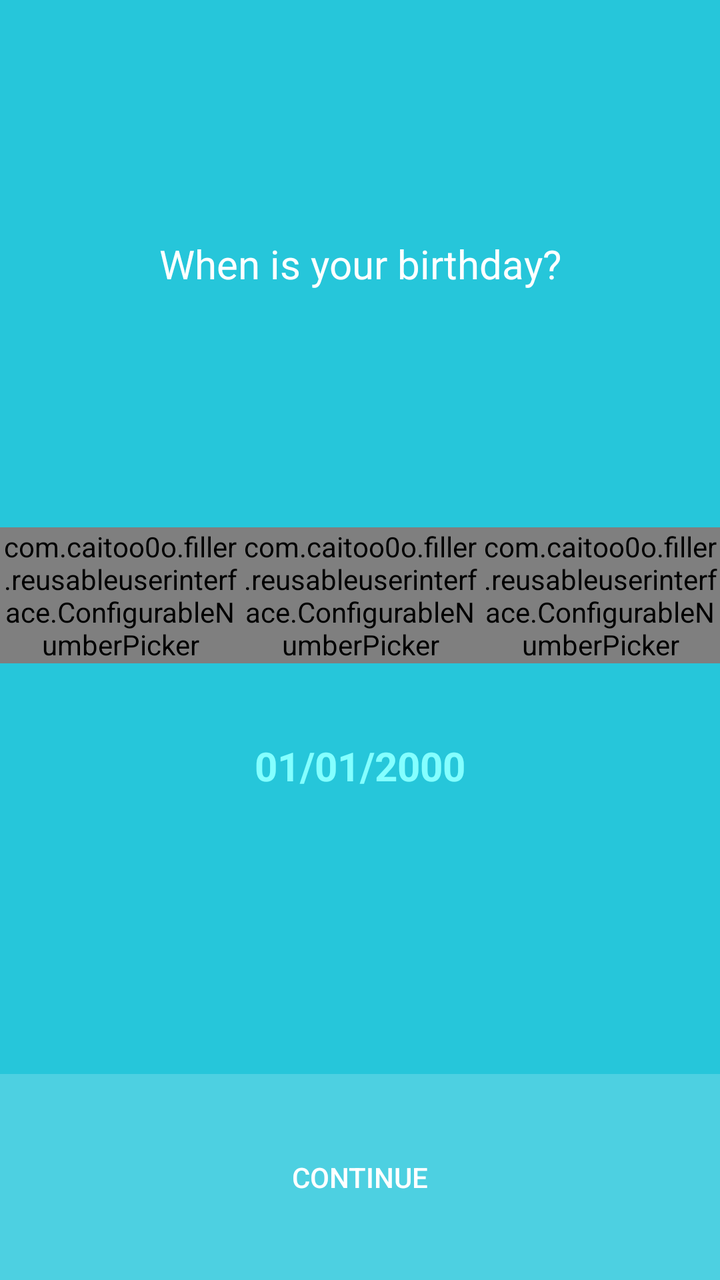
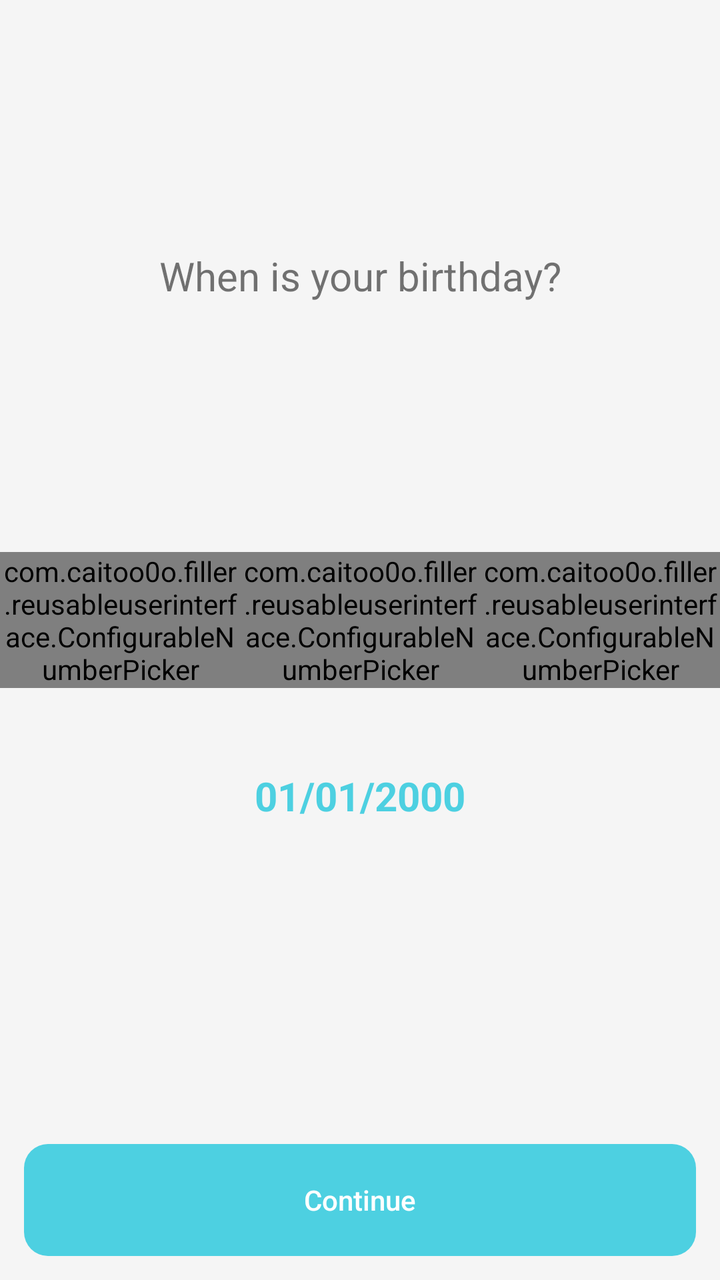

Before-and-after screenshots of an Android layout around one commit, followed by the original layout XML and the change that was made.
<!-- AndroidManifest.xml: activity theme LoggedOutTheme -->
<!-- res/layout/activity_birthday.xml -->
<?xml version="1.0" encoding="utf-8"?>
<RelativeLayout
xmlns:android="http://schemas.android.com/apk/res/android"
xmlns:app="http://schemas.android.com/apk/res-auto"
xmlns:tools="http://schemas.android.com/tools"
android:layout_width="match_parent"
android:layout_height="match_parent">
    <LinearLayout
        xmlns:android="http://schemas.android.com/apk/res/android"
        xmlns:app="http://schemas.android.com/apk/res-auto"
        xmlns:tools="http://schemas.android.com/tools"
        android:layout_width="match_parent"
        android:layout_height="match_parent"
        android:orientation="vertical"
        tools:context="com.caitoo0o.filler.activities.loggedoutactivites.BirthdayActivity">

        <TextView
            android:id="@+id/birthday_prompt_text_view"
            android:layout_width="match_parent"
            android:layout_height="0dp"
            android:layout_weight="7"
            android:gravity="center"
            android:layout_margin="@dimen/activity_horizontal_margin"
            android:textSize="20sp"
            android:breakStrategy="simple"
            android:textColor="@color/colorAccent"
            android:text="@string/enter_birthday" />

        <LinearLayout
            android:layout_width="match_parent"
            android:layout_height="wrap_content">
            <com.caitoo0o.filler.reusableuserinterface.ConfigurableNumberPicker
                android:id="@+id/number_picker_month"
                android:layout_width="0dp"
                android:layout_weight="1"
                android:layout_height="wrap_content"
                default_value="1"
                minimum="1"
                maximum="12"/>
            <com.caitoo0o.filler.reusableuserinterface.ConfigurableNumberPicker
                android:id="@+id/number_picker_day"
                android:layout_width="0dp"
                android:layout_weight="1"
                android:layout_height="wrap_content"
                default_value="1"
                minimum="1"
                maximum="31"/>
            <com.caitoo0o.filler.reusableuserinterface.ConfigurableNumberPicker
                android:id="@+id/number_picker_year"
                android:layout_width="0dp"
                android:layout_weight="1"
                android:layout_height="wrap_content"
                default_value="2000"
                minimum="1890"
                maximum="2017"/>
        </LinearLayout>

        <TextView
            android:id="@+id/birthday_text_view"
            android:layout_gravity="center"
            android:layout_width="wrap_content"
            android:layout_height="0dp"
            android:layout_weight="3"
            android:paddingLeft="@dimen/activity_vertical_margin"
            android:paddingRight="@dimen/activity_vertical_margin"
            android:gravity="center"
            android:textSize="20sp"
            android:textStyle="bold"
            android:breakStrategy="simple"
            android:textColor="@color/colorHighlight"
            android:text="@string/birthday_placeholder" />

        <Space
            android:layout_width="match_parent"
            android:layout_height="0dp"
            android:layout_weight="3" />

        <TextView
            android:id="@+id/birthday_continue_button"
            android:layout_width="fill_parent"
            android:layout_height="0dp"
            android:layout_weight="3"
            android:background="@color/colorPrimary"
            android:text="@string/birthday_continue"
            android:gravity="center"
            android:textColor="@color/colorAccent"
            android:fontFamily="sans-serif-medium"
            android:textAllCaps="true"
            android:onClick="onContinue"/>
    </LinearLayout>

    <include layout="@layout/progress">
    </include>
</RelativeLayout>
<!-- res/layout/progress.xml (included above) -->
<?xml version="1.0" encoding="utf-8"?>
<RelativeLayout xmlns:android="http://schemas.android.com/apk/res/android"
android:id="@+id/progress_bar_layout"
android:layout_width="match_parent"
android:layout_height="match_parent"
android:background="#99000000"
android:visibility="gone">
<ProgressBar
    style="?android:attr/progressBarStyleLarge"
    android:layout_width="wrap_content"
    android:layout_height="wrap_content"
    android:id="@+id/progress_bar"
    android:layout_centerVertical="true"
    android:layout_centerHorizontal="true"
    android:indeterminate="true"
    android:visibility="visible"/>
</RelativeLayout>
<!-- resources referenced by this layout -->
<resources>
  <color name="colorAccent">#ffffffff</color>
  <color name="colorHighlight">#ff84FFFF</color>
  <color name="colorPrimary">#ff4DD0E1</color>
  <dimen name="activity_horizontal_margin">12dp</dimen>
  <dimen name="activity_vertical_margin">20dp</dimen>
  <string name="birthday_continue">Continue</string>
  <string name="birthday_placeholder">01/01/2000</string>
  <string name="enter_birthday">When is your birthday?</string>
  <style name="LoggedOutTheme" parent="Theme.AppCompat.NoActionBar">
          
          <item name="colorPrimary">@color/colorPrimary</item>
          <item name="colorPrimaryDark">@color/colorPrimaryDark</item> 
          <item name="colorAccent">@color/colorAccent</item> 
          <item name="android:colorBackground">@color/colorPrimaryDark</item>
          <item name="android:windowBackground">@color/colorPrimaryDark</item> 
          <item name="android:itemBackground">@color/colorPrimary</item> 
  
          <item name="android:textColorPrimary">@color/colorAccent</item> 
          
          <item name="android:textColorSecondary">@color/colorAccent</item> 
          
          
          
          
          
          
          
          <item name="android:textColorHighlight">@color/colorPrimary</item>
          <item name="android:textColorLink">@color/colorHighlight</item>
      </style>
  <color name="colorPrimaryDark">#ff26C6DA</color>
</resources>

<!-- the commit's change to res/layout/activity_birthday.xml (unified diff, before → after) -->
@@ -23,7 +23,6 @@ android:layout_height="match_parent">
             android:layout_margin="@dimen/activity_horizontal_margin"
             android:textSize="20sp"
             android:breakStrategy="simple"
-            android:textColor="@color/colorAccent"
             android:text="@string/enter_birthday" />
 
         <LinearLayout
@@ -67,7 +66,7 @@ android:layout_height="match_parent">
             android:textSize="20sp"
             android:textStyle="bold"
             android:breakStrategy="simple"
-            android:textColor="@color/colorHighlight"
+            android:textColor="@color/colorSecondary"
             android:text="@string/birthday_placeholder" />
 
         <Space
@@ -77,15 +76,15 @@ android:layout_height="match_parent">
 
         <TextView
             android:id="@+id/birthday_continue_button"
-            android:layout_width="fill_parent"
-            android:layout_height="0dp"
-            android:layout_weight="3"
-            android:background="@color/colorPrimary"
+            android:layout_width="match_parent"
+            android:layout_height="@dimen/navigation_footer_height"
+            android:background="@drawable/button_selector_large"
             android:text="@string/birthday_continue"
             android:gravity="center"
-            android:textColor="@color/colorAccent"
+            android:layout_margin="@dimen/activity_horizontal_margin"
+            android:textColor="@color/colorPrimary"
             android:fontFamily="sans-serif-medium"
-            android:textAllCaps="true"
+            android:textAllCaps="false"
             android:onClick="onContinue"/>
     </LinearLayout>
 
<!-- resource entries referenced after the edit -->
@@ -1,25 +1,21 @@
 <!-- resources referenced by this layout -->
 <resources>
-  <color name="colorAccent">#ffffffff</color>
-  <color name="colorHighlight">#ff84FFFF</color>
-  <color name="colorPrimary">#ff4DD0E1</color>
-  <dimen name="activity_horizontal_margin">12dp</dimen>
-  <dimen name="activity_vertical_margin">20dp</dimen>
-  <string name="birthday_continue">Continue</string>
-  <string name="birthday_placeholder">01/01/2000</string>
-  <string name="enter_birthday">When is your birthday?</string>
-  <style name="LoggedOutTheme" parent="Theme.AppCompat.NoActionBar">
-          
+  <color name="colorAccent">#ffb4ffff</color>
+  <style name="AppTheme" parent="BaseTheme">
+      </style>
+  <style name="BaseTheme" parent="Theme.AppCompat.Light">
           <item name="colorPrimary">@color/colorPrimary</item>
           <item name="colorPrimaryDark">@color/colorPrimaryDark</item> 
           <item name="colorAccent">@color/colorAccent</item> 
-          <item name="android:colorBackground">@color/colorPrimaryDark</item>
-          <item name="android:windowBackground">@color/colorPrimaryDark</item> 
+  
+          <item name="android:colorBackground">@color/colorBackground</item> 
+          <item name="android:windowBackground">@color/colorBackground</item> 
           <item name="android:itemBackground">@color/colorPrimary</item> 
+          <item name="android:colorForeground">@color/colorForeground</item>
   
-          <item name="android:textColorPrimary">@color/colorAccent</item> 
+          <item name="android:textColorPrimary">@color/colorSecondary</item> 
           
-          <item name="android:textColorSecondary">@color/colorAccent</item> 
+          <item name="android:textColorSecondary">@color/colorSecondary</item> 
           
           
           
@@ -28,8 +24,66 @@
           
           
           <item name="android:textColorHighlight">@color/colorPrimary</item>
-          <item name="android:textColorLink">@color/colorHighlight</item>
+          <item name="android:textColorLink">@color/colorSecondary</item>
+  
+          <item name="android:actionOverflowButtonStyle">@style/Overflow</item>
+  
+          <item name="editTextStyle">@style/EditText</item>
       </style>
-  <color name="colorPrimaryDark">#ff26C6DA</color>
+  <color name="colorPrimary">#ffffffff</color>
+  <color name="colorSecondary">#ff4DD0E1</color>
+  <dimen name="activity_horizontal_margin">12dp</dimen>
+  <dimen name="activity_vertical_margin">20dp</dimen>
+  <dimen name="navigation_footer_height">56dp</dimen>
+  <!-- drawable button_selector_large (drawable) -->
+  <?xml version="1.0" encoding="utf-8"?>
+  <selector xmlns:android="http://schemas.android.com/apk/res/android" >
+      <item android:state_pressed="true" >
+          <shape android:shape="rectangle"  >
+              <corners android:radius="20dip" />
+              <solid android:color="@color/colorAccent"/>
+          </shape>
+      </item>
+      <item android:state_focused="true">
+          <shape android:shape="rectangle"  >
+              <corners android:radius="20dip" />
+              <solid android:color="@color/colorAccent"/>
+          </shape>
+      </item>
+      <item >
+          <shape android:shape="rectangle"  >
+              <corners android:radius="12dp" />
+              <solid android:color="#ff4dd0e1" />
+              
+          </shape>
+      </item>
+  </selector>
+  <string name="birthday_continue">Continue</string>
+  <string name="birthday_placeholder">01/01/2000</string>
+  <string name="enter_birthday">When is your birthday?</string>
+  <style name="LoggedOutTheme" parent="AppTheme">
+          <item name="windowActionBar">false</item>
+          <item name="windowNoTitle">true</item>
+      </style>
+  <color name="colorPrimaryDark">#ffc7c7c7</color>
+  <color name="colorBackground">#fff5f5f5</color>
+  <color name="colorForeground">@color/colorPrimary</color>
+  <style name="Overflow" parent="@style/Widget.AppCompat.Light.ActionButton.Overflow">
+          <item name="android:src">@drawable/ic_more_vert_24dp</item>
+      </style>
+  <style name="EditText" parent="@style/Widget.AppCompat.EditText">
+          <item name="android:textColor">@color/colorEditText</item>
+      </style>
+  <!-- drawable ic_more_vert_24dp (drawable) -->
+  <vector xmlns:android="http://schemas.android.com/apk/res/android"
+          android:width="24dp"
+          android:height="24dp"
+          android:viewportWidth="24.0"
+          android:viewportHeight="24.0">
+      <path
+          android:fillColor="#ffc7c7c7"
+          android:pathData="M12,8c1.1,0 2,-0.9 2,-2s-0.9,-2 -2,-2 -2,0.9 -2,2 0.9,2 2,2zM12,10c-1.1,0 -2,0.9 -2,2s0.9,2 2,2 2,-0.9 2,-2 -0.9,-2 -2,-2zM12,16c-1.1,0 -2,0.9 -2,2s0.9,2 2,2 2,-0.9 2,-2 -0.9,-2 -2,-2z"/>
+  </vector>
+  <color name="colorEditText">#8a000000</color>
 </resources>
 
